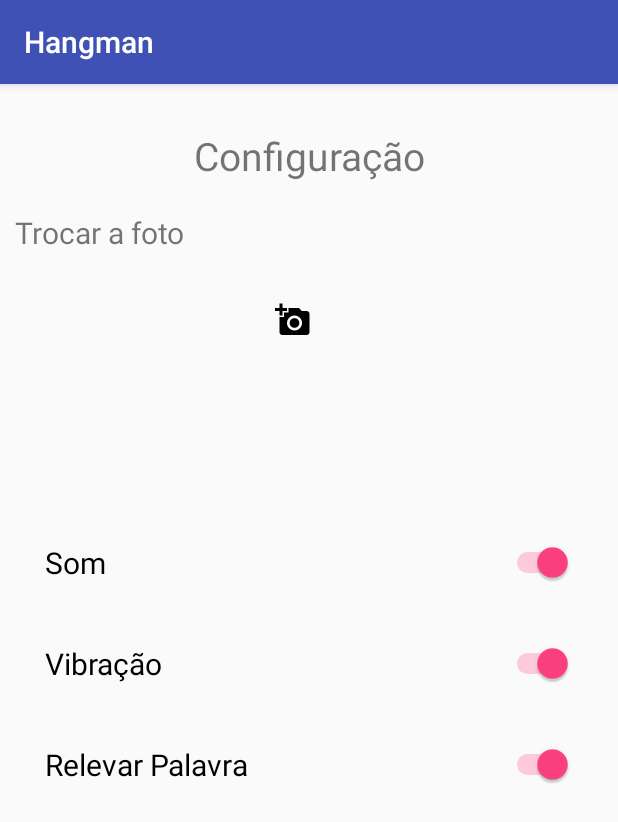
After one commit to danillopneto/hangman, an Android app: the SettingsActivity screen opened directly, with no data from a screen before it, on a phone screen of 412 x 824 dp. The commit adds this screen. Shown: the top 822 px of the screen. Run offline under Robolectric (Android 15) with nearby library versions, the phone set to English and light mode, and no system bars.

Commit message:
Classe vibração, imagem, configuração
Criação da classe de vibração. Iniciando tela de configuração. Adicionando icones

```diff
--- a/app/src/main/AndroidManifest.xml
+++ b/app/src/main/AndroidManifest.xml
@@ -1,6 +1,8 @@
 <?xml version="1.0" encoding="utf-8"?>
 <manifest xmlns:android="http://schemas.android.com/apk/res/android"
     package="ufg.go.br.hangman">
+
+    <uses-permission android:name="android.permission.VIBRATE" />
 
     <application
         android:allowBackup="true"
@@ -16,6 +18,7 @@
                 <category android:name="android.intent.category.LAUNCHER" />
             </intent-filter>
         </activity>
+        <activity android:name=".SettingsActivity"></activity>
     </application>
 
 </manifest>
--- /dev/null
+++ b/app/src/main/java/ufg/go/br/hangman/SettingsActivity.java
@@ -0,0 +1,56 @@
+package ufg.go.br.hangman;
+
+import android.support.v7.app.AppCompatActivity;
+import android.os.Bundle;
+import android.view.View;
+import android.widget.ImageButton;
+import android.widget.Switch;
+
+import ufg.go.br.hangman.Util.SoundGame;
+import ufg.go.br.hangman.Util.VibrationGame;
+
+public class SettingsActivity extends AppCompatActivity {
+
+    Switch switchsound;
+    Switch switchvibrate;
+    Switch switchreveal;
+    SoundGame sg;
+    VibrationGame vb;
+
+    @Override
+    protected void onCreate(Bundle savedInstanceState) {
+        super.onCreate(savedInstanceState);
+        setContentView(R.layout.activity_settings);
+
+    }
+
+
+
+    public void setMusicOnOff(View v) {
+
+        switchsound = (Switch) findViewById(R.id.switchsound);
+
+        if(switchsound.isChecked()){
+            sg.playMusicBehind();
+        }
+        else {
+            sg.stopMusicBehind();
+        }
+    }
+
+    public void setVibrateOnOff(View v) {
+
+        switchvibrate = (Switch) findViewById(R.id.switchvibrate);
+
+        if(switchvibrate.isChecked()){
+            vb.startVibrateBehind();
+        }
+    }
+
+
+    public void setRevealOnOff(View v) {
+
+
+    }
+
+}
--- /dev/null
+++ b/app/src/main/java/ufg/go/br/hangman/Util/VibrationGame.java
@@ -0,0 +1,28 @@
+package ufg.go.br.hangman.Util;
+
+import android.content.Context;
+import android.media.MediaPlayer;
+import android.os.Vibrator;
+
+import ufg.go.br.hangman.R;
+
+/**
+ * Created by Vinicius on 30/04/2018.
+ */
+
+public class VibrationGame {
+
+    Vibrator  mpBackground;
+    Context context;
+
+    public VibrationGame(Context ct){
+        this.context = ct;
+    }
+
+    public void startVibrateBehind(){
+
+        Vibrator vibrator = (Vibrator) context.getSystemService(Context.VIBRATOR_SERVICE);
+        vibrator.vibrate(5);
+    }
+
+}
--- /dev/null
+++ b/app/src/main/res/layout/activity_settings.xml
@@ -0,0 +1,87 @@
+<?xml version="1.0" encoding="utf-8"?>
+<RelativeLayout
+    xmlns:android="http://schemas.android.com/apk/res/android"
+    xmlns:app="http://schemas.android.com/apk/res-auto"
+    android:layout_height="match_parent"
+    android:layout_width="wrap_content"
+    android:padding="10dp">
+
+
+    <TextView
+        android:layout_width="match_parent"
+        android:layout_height="wrap_content"
+        android:text="@string/settings"
+        android:textSize="26dp"
+        android:textAlignment="center"
+        android:layout_margin="20dp"
+        android:id="@+id/textView" />
+
+
+    <LinearLayout
+        android:id="@+id/containerImagem"
+        android:layout_width="match_parent"
+        android:layout_height="200dp"
+        android:layout_below="@+id/textView"
+        android:orientation="horizontal">
+
+        <TextView
+            android:id="@+id/textCateg"
+            android:layout_width="wrap_content"
+            android:layout_height="wrap_content"
+            android:text="@string/swap_imagem"
+            android:textSize="20dp" />
+
+
+        <ImageView
+            android:id="@+id/mHangImage"
+            android:layout_width="wrap_content"
+            android:layout_height="wrap_content"
+            android:layout_alignParentBottom="true"
+            android:layout_centerHorizontal="true"
+            android:layout_margin="60dp"
+            app:srcCompat="@mipmap/ic_add_a_photo_black_24dp"
+            />
+
+    </LinearLayout>
+
+
+
+    <LinearLayout
+        android:id="@+id/mLettersContainer"
+        android:layout_below="@+id/containerImagem"
+        android:layout_width="match_parent"
+        android:layout_height="wrap_content"
+        android:orientation="vertical"
+        android:gravity="center_vertical|center_horizontal">
+
+        <Switch
+            android:id="@+id/switchsound"
+            android:layout_width="match_parent"
+            android:layout_height="wrap_content"
+            android:layout_margin="20dp"
+            android:text="@string/sound"
+            android:textSize="20dp"
+            android:checked="true"/>
+
+
+        <Switch
+            android:id="@+id/switchvibrate"
+            android:layout_width="match_parent"
+            android:layout_height="wrap_content"
+            android:layout_margin="20dp"
+            android:text="@string/vibrate"
+            android:textSize="20dp"
+            android:checked="true"/>
+
+        <Switch
+            android:id="@+id/switchreveal"
+            android:layout_width="match_parent"
+            android:layout_height="wrap_content"
+            android:layout_margin="20dp"
+            android:text="@string/reveal_word"
+            android:textSize="20dp"
+            android:checked="true"/>
+
+    </LinearLayout>
+
+</RelativeLayout>
--- a/app/src/main/res/values/strings.xml
+++ b/app/src/main/res/values/strings.xml
@@ -5,4 +5,9 @@
     <string name="category">Categoria:</string>
     <string name="new_game">Novo jogo</string>
     <string name="random">Aleatório</string>
+    <string name="swap_imagem">Trocar a foto</string>
+    <string name="sound">Som</string>
+    <string name="settings">Configuração</string>
+    <string name="vibrate">Vibração</string>
+    <string name="reveal_word">Relevar Palavra</string>
 </resources>
```
Also changed, not shown: app/src/main/res/mipmap-hdpi/ic_add_a_photo_black_24dp.png (added), app/src/main/res/mipmap-hdpi/ic_settings_black_24dp.png (added), app/src/main/res/mipmap-mdpi/ic_add_a_photo_black_24dp.png (added), app/src/main/res/mipmap-mdpi/ic_settings_black_24dp.png (added), app/src/main/res/mipmap-xhdpi/ic_add_a_photo_black_24dp.png (added), app/src/main/res/mipmap-xhdpi/ic_settings_black_24dp.png (added), app/src/main/res/mipmap-xxhdpi/ic_add_a_photo_black_24dp.png (added), app/src/main/res/mipmap-xxhdpi/ic_settings_black_24dp.png (added), app/src/main/res/mipmap-xxxhdpi/ic_add_a_photo_black_24dp.png (added), app/src/main/res/mipmap-xxxhdpi/ic_settings_black_24dp.png (added).
